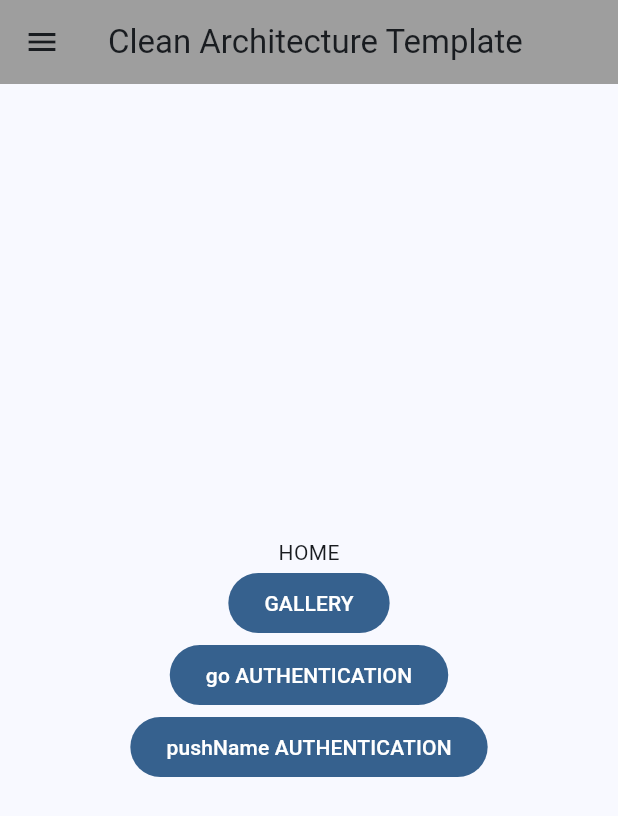
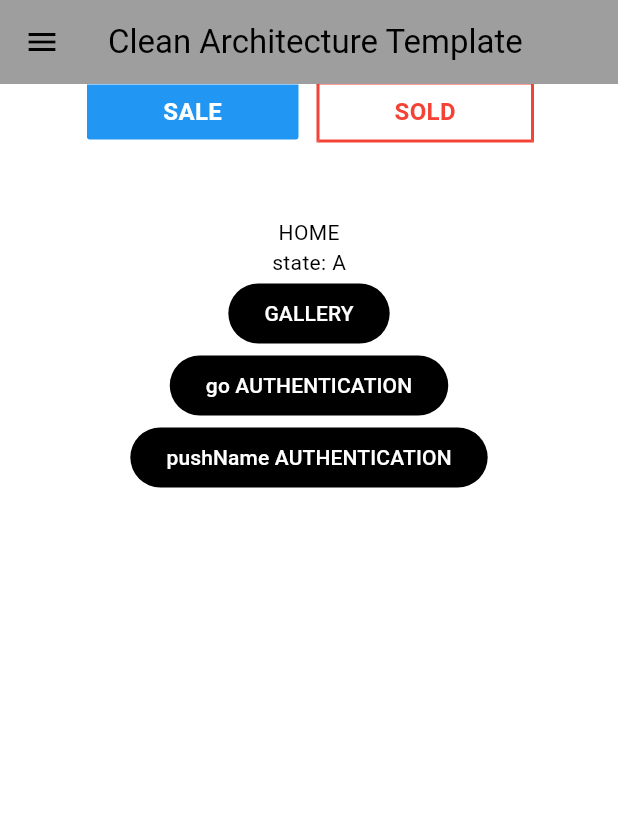
Before and after one commit to hesptech/flutter_template, a Flutter app: the screen it shows after launch, on a phone screen of 412 x 824 dp. Shown: the top 816 px of the screen. Run offline on Flutter 3.47's test engine with Material 2 defaults, Android fonts, the phone set to English and light mode, and no system bars; our stand-ins replace flutter_riverpod, go_router.

Commit message:
feat: Riverpod, type Properties Sale/Sold, ThemeData colors

```diff
--- a/lib/config/theme/app_theme.dart
+++ b/lib/config/theme/app_theme.dart
@@ -1,35 +1,35 @@
 import 'package:flutter/material.dart';
 
-const colorList = <Color>[
-  Colors.blue,
-  Colors.teal,
-  Colors.green,
-  Colors.red,
-  Colors.purple,
-  Colors.deepPurple,
-  Colors.orange,
-  Colors.pink,
-  Colors.pinkAccent,
-];
-
-
+final Map<String,Color> colorName = <String, Color>{
+  'primary': Colors.blue,
+  'secondary': Colors.green,
+  'error': Colors.red,
+  'white': Colors.white,
+  'black': Colors.black,
+};
 
 class AppTheme {
 
-  final int selectedColor;
-  final bool isDarkmode;
+  AppTheme();
 
-  AppTheme({
-    this.selectedColor = 0,
-    this.isDarkmode = false,
-  }): assert( selectedColor >= 0, 'Selected color must be greater then 0' ),
-      assert( selectedColor < colorList.length,
-        'Selected color must be less or equal than ${ colorList.length - 1 }');
+  // Theme.of(context).colorScheme.primary
 
   ThemeData getTheme() => ThemeData(
     useMaterial3: true,
     brightness: Brightness.light,
-    colorSchemeSeed: colorList[ selectedColor ],
+    colorScheme: const ColorScheme(
+      brightness: Brightness.light,
+      primary: Colors.black,
+      onPrimary: Colors.white,
+      secondary: Colors.white,
+      onSecondary: Colors.black,
+      error: Colors.red,
+      onError: Colors.white,
+      background: Colors.white,
+      onBackground: Colors.black,
+      surface: Colors.white,
+      onSurface: Colors.black,
+    ),
     appBarTheme: const AppBarTheme(
       centerTitle: false
     ),
--- a/lib/main.dart
+++ b/lib/main.dart
@@ -1,11 +1,16 @@
 import 'package:flutter/material.dart';
+import 'package:flutter_riverpod/flutter_riverpod.dart';
 
 import 'config/router/app_router.dart';
 import 'config/theme/app_theme.dart';
 
 
 void main() {
-  runApp(const MyApp());
+  runApp(
+    const ProviderScope(
+      child: MyApp(),
+    ),
+  );
 }
 
 class MyApp extends StatelessWidget {
--- /dev/null
+++ b/lib/presentation/providers/type_provider.dart
@@ -0,0 +1,3 @@
+import 'package:flutter_riverpod/flutter_riverpod.dart';
+
+final typeProvider = StateProvider<String>((ref) => 'A');
--- a/lib/presentation/screens/home/home_screen.dart
+++ b/lib/presentation/screens/home/home_screen.dart
@@ -1,19 +1,23 @@
 import 'package:flutter/material.dart';
 import 'package:go_router/go_router.dart';
+import 'package:flutter_riverpod/flutter_riverpod.dart';
 
+import '/presentation/providers/type_provider.dart';
+import '/presentation/widgets/type_property.dart';
 import '/presentation/widgets/side_menu.dart';
 import '../screens.dart';
 
-class HomeScreen extends StatelessWidget {
+class HomeScreen extends ConsumerWidget {
 
   static const String name = 'home_screen';
 
   const HomeScreen({super.key});
 
   @override
-  Widget build(BuildContext context) {
+  Widget build(BuildContext context, WidgetRef ref) {
 
     final scaffoldKey = GlobalKey<ScaffoldState>();
+    final String typePropertyState = ref.watch( typeProvider );
 
     return Scaffold(
       key: scaffoldKey,
@@ -22,11 +26,14 @@ class HomeScreen extends StatelessWidget {
         title: const Text('Clean Architecture Template'),
         centerTitle: true,
       ),
-      body: Center(
-        child: Column(
-          mainAxisAlignment: MainAxisAlignment.center,
+      body: Column(
+        mainAxisAlignment: MainAxisAlignment.start,
         children: [
+          const TypeProperty(),
+          const SizedBox( height: 50.0 ),
           const Text('HOME'),
+
+          Text('state: $typePropertyState'),
 
           FilledButton(
             onPressed: () {
@@ -50,7 +57,6 @@ class HomeScreen extends StatelessWidget {
           ),
 
         ],
-        )
       ),
       drawer: SideMenu(scaffoldKey: scaffoldKey,),
     );
--- /dev/null
+++ b/lib/presentation/widgets/type_property.dart
@@ -0,0 +1,87 @@
+import 'package:flutter/material.dart';
+import 'package:flutter_riverpod/flutter_riverpod.dart';
+import 'package:flutter_template/config/theme/app_theme.dart';
+import 'package:flutter_template/presentation/providers/type_provider.dart';
+
+class TypeProperty extends StatelessWidget {
+  const TypeProperty({super.key});
+
+  @override
+  Widget build(BuildContext context) {
+
+    return const Row(
+      mainAxisAlignment: MainAxisAlignment.center,
+      children: [
+        TypePropertyBtn('SALE'),
+        SizedBox(width: 10.0,),
+        TypePropertyBtn('SOLD'),
+      ],
+    );
+  }
+}
+
+
+class TypePropertyBtn extends ConsumerWidget {
+  final String typeBtn;
+
+  const TypePropertyBtn(this.typeBtn, { super.key });
+
+  @override
+  Widget build(BuildContext context, WidgetRef ref) {
+
+    final bool typePropertyState = ref.watch(typeProvider) == 'A' ? true : false ;
+    final typePropertyColor = typeBtn == 'SALE'
+    ? typePropertyState ? colorName['primary'] : colorName['white']
+    : typePropertyState ? colorName['white'] : colorName['error'];
+    final typePropertyColorBorder = typeBtn == 'SALE'
+    ? typePropertyState ? colorName['white']! : colorName['primary']!
+    : typePropertyState ? colorName['error']! : colorName['white']!;
+
+    return GestureDetector(
+      child: Container(
+        padding: const EdgeInsets.all(7.0),
+        width: 145.0,
+        decoration: BoxDecoration(
+          borderRadius: const BorderRadius.only(
+            bottomLeft: Radius.circular(5),
+            bottomRight: Radius.circular(5),
+          ),
+          color: typePropertyColor,
+          border: Border(
+            left: BorderSide(
+            color: typePropertyColorBorder,
+            width: 2,
+            ),
+            top: BorderSide(
+            color: typePropertyColorBorder,
+            width: 0,
+            ),
+            right: BorderSide(
+            color: typePropertyColorBorder,
+            width: 2,
+            ),
+            bottom: BorderSide(
+            color: typePropertyColorBorder,
+            width: 2,
+            )
+          )
+        ),
+        child: Text(
+          typeBtn,
+          textAlign: TextAlign.center,
+          style: TextStyle(
+            color:  typeBtn == 'SALE'
+            ? typePropertyState ? colorName['white'] : colorName['primary']
+            : !typePropertyState ? colorName['white'] : colorName['error'],
+            fontWeight: FontWeight.bold,
+            fontSize: 16.0,
+          ),
+        )
+      ),
+      onTap: () {
+        typePropertyState ? ref.read(typeProvider.notifier).state = 'U' : ref.read(typeProvider.notifier).state = 'A' ;
+        //typePropertyState ? ref.read(typeProvider.notifier).update((state) => state = 'U') : ref.read(typeProvider.notifier).update((state) => state = 'A') ;
+      },
+    );
+  }
+}
--- a/pubspec.yaml
+++ b/pubspec.yaml
@@ -31,6 +31,7 @@ dependencies:
   flutter:
     sdk: flutter
   go_router: ^10.0.0
+  flutter_riverpod: ^2.3.7
 
 
   # The following adds the Cupertino Icons font to your application.
```
Also changed, not shown: pubspec.lock. Lines whose indentation alone changed are shown as unchanged.
